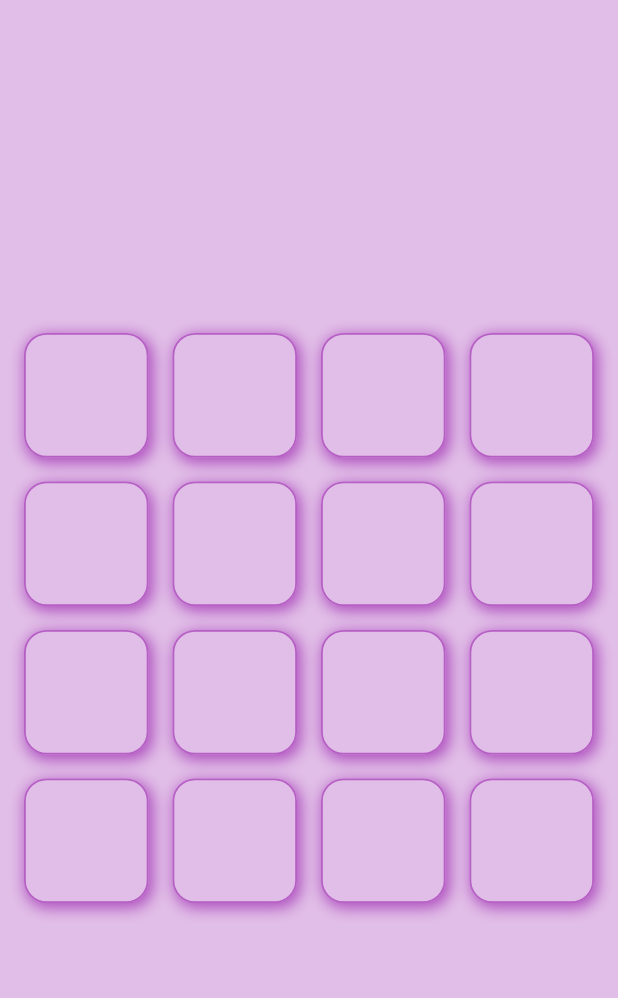
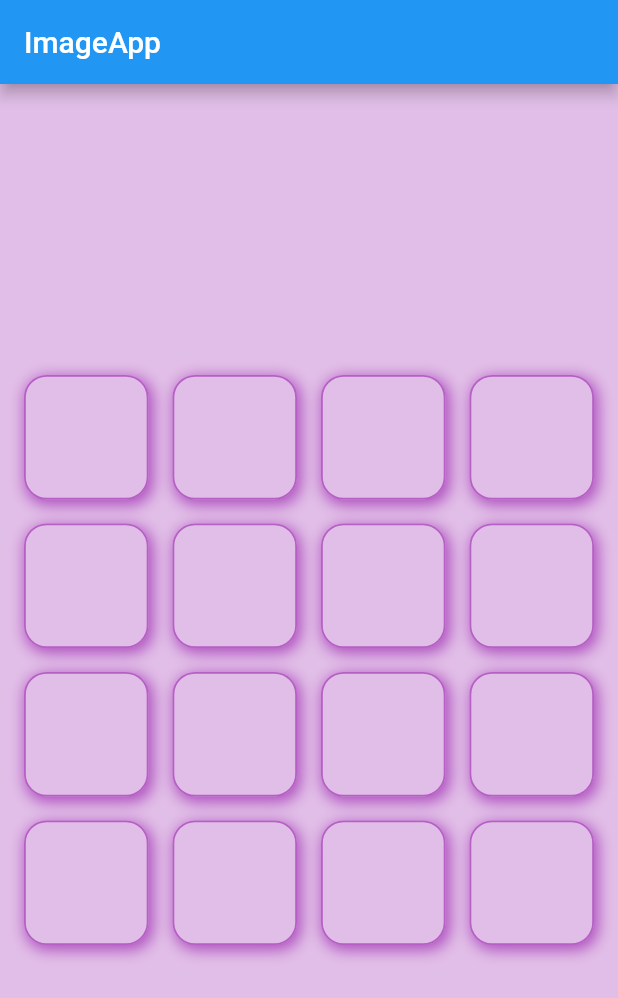
Before and after one commit to DhruvikGalani/image_game, a Flutter app: the screen it shows after launch, on a phone screen of 412 x 824 dp. Shown: the top 998 px of the screen. Run offline on Flutter 3.47's test engine with Material 2 defaults, Android fonts, the phone set to English and light mode, and no system bars.

Commit message:
appbar add

```diff
--- a/lib/main.dart
+++ b/lib/main.dart
@@ -34,6 +34,9 @@ class _mainpageState extends State<mainpage> {
       debugShowCheckedModeBanner: false,
       home: Scaffold(
         backgroundColor: Colors.purple.shade100,
+        appBar: AppBar(
+          title: Text("ImageApp"),
+        ),
         body: Column(
           mainAxisAlignment: MainAxisAlignment.center,
           children: [
@@ -144,6 +147,7 @@ class _mainpageState extends State<mainpage> {
         ),
       ),
     );
+
     //new
   }
 }
```
